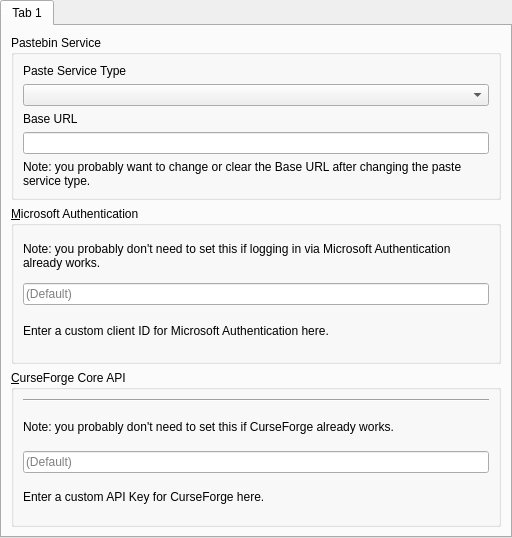
Old version of the form launcher/ui/pages/global/APIPage.ui in the repository FreesmTeam/FreesmLauncher.
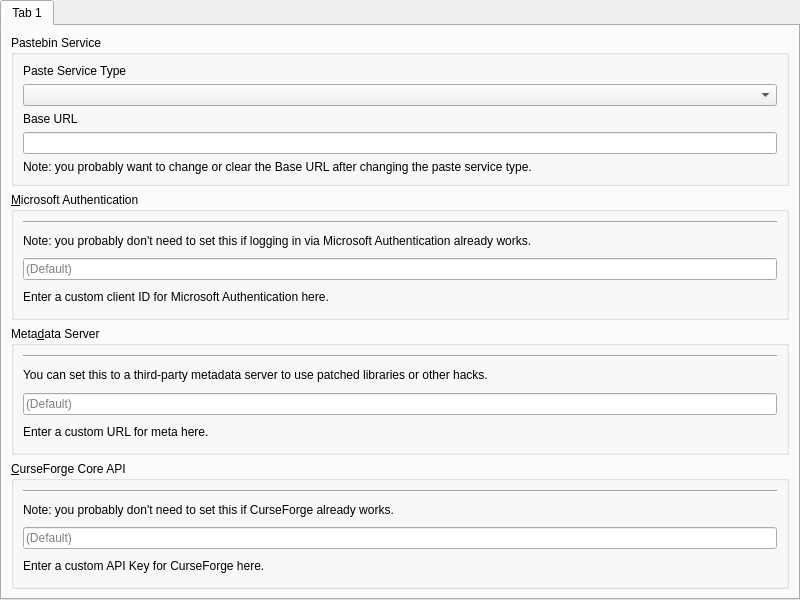
New version of the form.

```diff
--- a/launcher/ui/pages/global/APIPage.ui
+++ b/launcher/ui/pages/global/APIPage.ui
@@ -6,8 +6,8 @@
    <rect>
     <x>0</x>
     <y>0</y>
-    <width>512</width>
-    <height>538</height>
+    <width>800</width>
+    <height>600</height>
    </rect>
   </property>
   <layout class="QVBoxLayout" name="verticalLayout">
@@ -85,6 +85,13 @@
           <string>&amp;Microsoft Authentication</string>
          </property>
          <layout class="QVBoxLayout" name="verticalLayout_4">
+          <item>
+           <widget class="Line" name="line_2">
+            <property name="orientation">
+             <enum>Qt::Horizontal</enum>
+            </property>
+           </widget>
+          </item>
           <item>
            <widget class="QLabel" name="label_3">
             <property name="text">
@@ -124,6 +131,58 @@
          </layout>
         </widget>
        </item>
+       <item>
+        <widget class="QGroupBox" name="groupBox_meta">
+         <property name="title">
+          <string>Meta&amp;data Server</string>
+         </property>
+         <layout class="QVBoxLayout" name="verticalLayout_5">
+          <item>
+           <widget class="Line" name="line_3">
+            <property name="orientation">
+             <enum>Qt::Horizontal</enum>
+            </property>
+           </widget>
+          </item>
+          <item>
+           <widget class="QLabel" name="label_5">
+            <property name="text">
+             <string>You can set this to a third-party metadata server to use patched libraries or other hacks.</string>
+            </property>
+            <property name="textFormat">
+             <enum>Qt::RichText</enum>
+            </property>
+            <property name="wordWrap">
+             <bool>true</bool>
+            </property>
+           </widget>
+          </item>
+          <item>
+           <widget class="QLineEdit" name="metaURL">
+            <property name="placeholderText">
+             <string>(Default)</string>
+            </property>
+           </widget>
+          </item>
+          <item>
+           <widget class="QLabel" name="label_6">
+            <property name="text">
+             <string>Enter a custom URL for meta here.</string>
+            </property>
+            <property name="textFormat">
+             <enum>Qt::RichText</enum>
+            </property>
+            <property name="wordWrap">
+             <bool>true</bool>
+            </property>
+            <property name="openExternalLinks">
+             <bool>true</bool>
+            </property>
+           </widget>
+          </item>
+         </layout>
+        </widget>
+       </item>
        <item>
         <widget class="QGroupBox" name="groupBox_curse">
          <property name="enabled">
@@ -132,16 +191,16 @@
          <property name="title">
           <string>&amp;CurseForge Core API</string>
          </property>
-         <layout class="QVBoxLayout" name="verticalLayout_5">
+         <layout class="QVBoxLayout" name="verticalLayout_6">
           <item>
-           <widget class="Line" name="line_3">
+           <widget class="Line" name="line_4">
             <property name="orientation">
              <enum>Qt::Horizontal</enum>
             </property>
            </widget>
           </item>
           <item>
-           <widget class="QLabel" name="label_6">
+           <widget class="QLabel" name="label_8">
             <property name="text">
              <string>Note: you probably don't need to set this if CurseForge already works.</string>
             </property>
@@ -158,7 +217,7 @@
            </widget>
           </item>
           <item>
-           <widget class="QLabel" name="label_5">
+           <widget class="QLabel" name="label_7">
             <property name="text">
              <string>Enter a custom API Key for CurseForge here. </string>
             </property>
```
